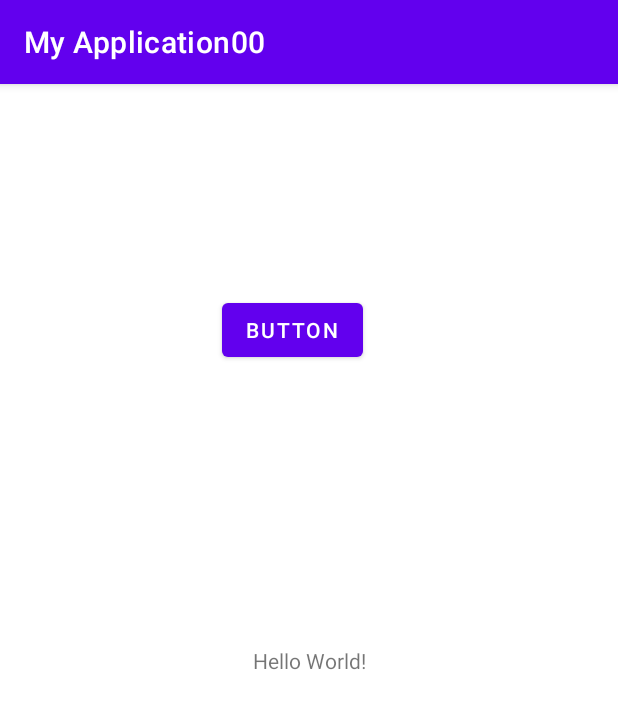
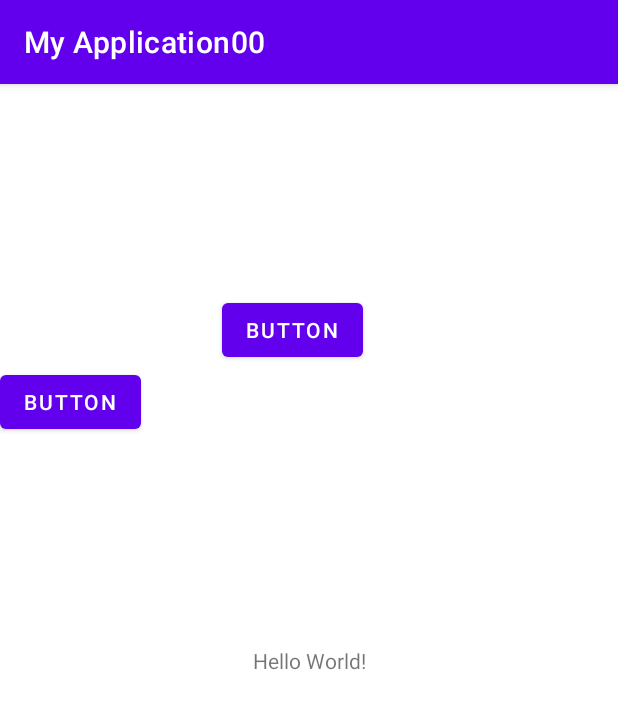
Before and after one commit to michal-rokaszewicz/Wheel_Of_Fortune, an Android app: the screen it shows after launch (MainActivity), on a phone screen of 412 x 824 dp. Shown: the top 709 px of the screen. Run offline under Robolectric (Android 15) with nearby library versions, the phone set to English and light mode, and no system bars.

Commit message:
Drugi przycisk

```diff
--- a/app/src/main/res/layout/activity_main.xml
+++ b/app/src/main/res/layout/activity_main.xml
@@ -25,4 +25,12 @@
         app:layout_constraintStart_toStartOf="parent"
         app:layout_constraintTop_toTopOf="parent" />
 
+    <Button
+        android:id="@+id/button2"
+        android:layout_width="wrap_content"
+        android:layout_height="wrap_content"
+        android:text="Button"
+        app:layout_constraintStart_toStartOf="parent"
+        app:layout_constraintTop_toBottomOf="@+id/button" />
+
 </androidx.constraintlayout.widget.ConstraintLayout>
```
